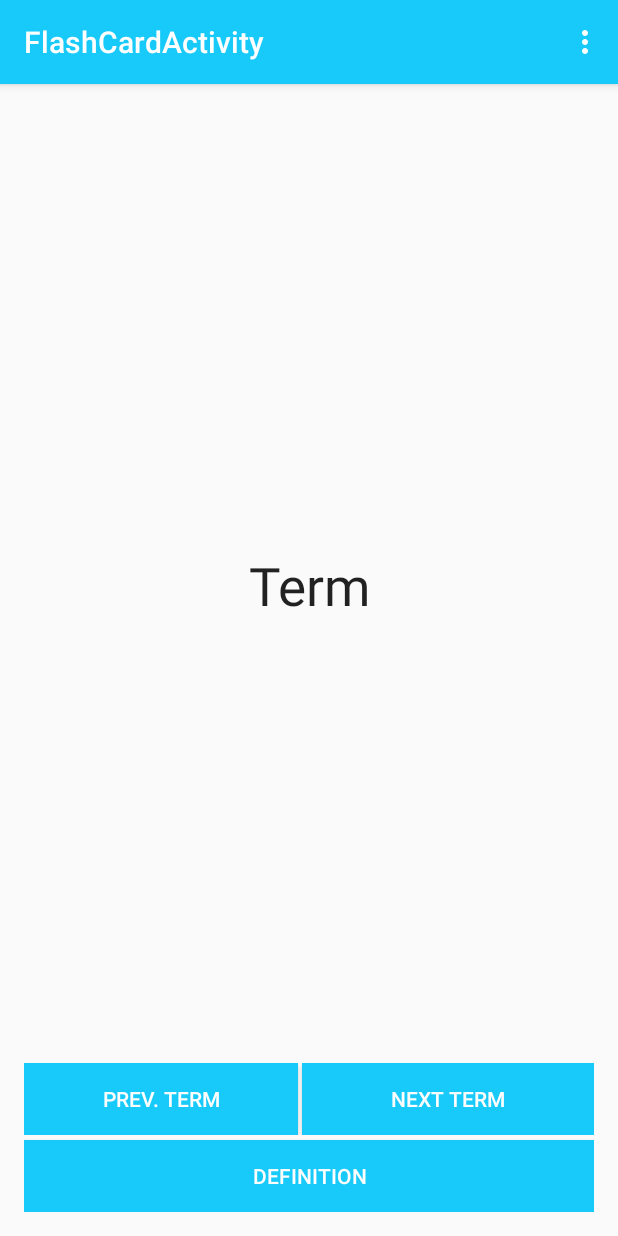
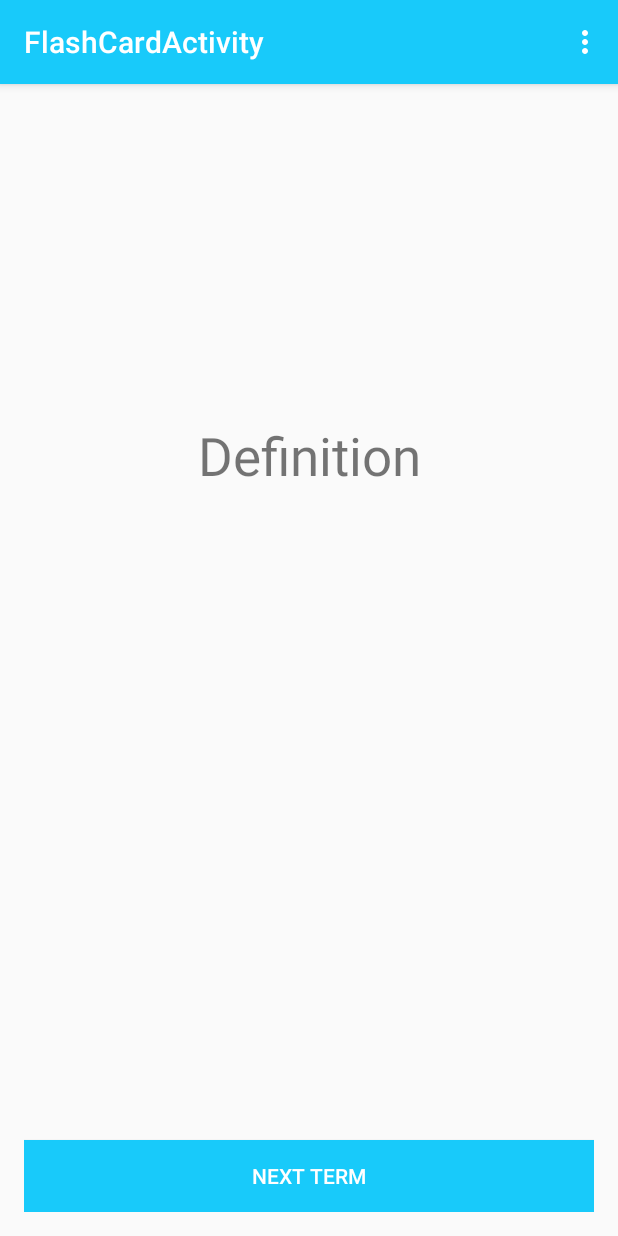
Before and after one commit to apache78/Flash-Study, an Android app: the fragment TermFragment placed in its activity, in the options menu, after a tap on "Settings", on a phone screen of 412 x 824 dp. Run offline under Robolectric (Android 15) with nearby library versions, the light colour scheme and no system bars; 8 statements that could not run were skipped.

Commit message:
definition added

```diff
--- a/app/src/main/java/edu/washington/apache78/FlashStudy/activities/FlashCardActivity.java
+++ b/app/src/main/java/edu/washington/apache78/FlashStudy/activities/FlashCardActivity.java
@@ -1,15 +1,17 @@
 package edu.washington.apache78.FlashStudy.activities;
 
+import android.net.Uri;
 import android.os.Bundle;
 import android.support.v7.app.ActionBarActivity;
 import android.view.Menu;
 import android.view.MenuItem;
 
 import edu.washington.apache78.FlashStudy.R;
+import edu.washington.apache78.FlashStudy.fragments.DefinitionFragment;
 import edu.washington.apache78.FlashStudy.fragments.FlashCardActivityFragment;
 
 
-public class FlashCardActivity extends ActionBarActivity {
+public class FlashCardActivity extends ActionBarActivity implements DefinitionFragment.OnFragmentInteractionListener{
 
 
     @Override
@@ -62,4 +64,9 @@ public class FlashCardActivity extends ActionBarActivity {
 
         return super.onOptionsItemSelected(item);
     }
+
+    @Override
+    public void onFragmentInteraction(Uri uri) {
+
+    }
 }
--- a/app/src/main/java/edu/washington/apache78/FlashStudy/activities/MainActivity.java
+++ b/app/src/main/java/edu/washington/apache78/FlashStudy/activities/MainActivity.java
@@ -31,7 +31,6 @@ public class MainActivity extends ActionBarActivity {
         Terms = new String[FlashCards.size()];
         for(int i = 0; i<FlashCards.size();i++){
             Terms[i] = FlashCards.get(i).title;
-
         }
 
 
--- a/app/src/main/java/edu/washington/apache78/FlashStudy/fragments/DefinitionFragment.java
+++ b/app/src/main/java/edu/washington/apache78/FlashStudy/fragments/DefinitionFragment.java
@@ -7,8 +7,12 @@ import android.app.Fragment;
 import android.view.LayoutInflater;
 import android.view.View;
 import android.view.ViewGroup;
+import android.widget.TextView;
 
 import edu.washington.apache78.FlashStudy.R;
+import edu.washington.apache78.FlashStudy.includes.NoteProgress;
+import edu.washington.apache78.FlashStudy.includes.NotesManager;
+import edu.washington.apache78.FlashStudy.models.Note;
 
 
 /**
@@ -28,6 +32,8 @@ public class DefinitionFragment extends Fragment {
     // TODO: Rename and change types of parameters
     private String mParam1;
     private String mParam2;
+
+    TextView definitionText;
 
     private OnFragmentInteractionListener mListener;
 
@@ -65,8 +71,18 @@ public class DefinitionFragment extends Fragment {
     @Override
     public View onCreateView(LayoutInflater inflater, ViewGroup container,
                              Bundle savedInstanceState) {
+
+        View v = inflater.inflate(R.layout.fragment_definition, container, false);
+
+
+        NoteProgress progress = (NoteProgress) getArguments().getSerializable("progress");
+
+        definitionText = (TextView) v.findViewById(R.id.definitionText);
+
+        definitionText.setText(progress.getCurrentCard().definition);
+
         // Inflate the layout for this fragment
-        return inflater.inflate(R.layout.fragment_definition, container, false);
+        return v;
     }
 
     // TODO: Rename method, update argument and hook method into UI event
--- a/app/src/main/java/edu/washington/apache78/FlashStudy/fragments/FlashCardActivityFragment.java
+++ b/app/src/main/java/edu/washington/apache78/FlashStudy/fragments/FlashCardActivityFragment.java
@@ -19,8 +19,7 @@ import edu.washington.apache78.FlashStudy.models.Note;
  */
 public class FlashCardActivityFragment extends Fragment {
 
-	public FlashCardActivityFragment() {
-	}
+
 
 	@Override
 	public View onCreateView(LayoutInflater inflater, ViewGroup container,
--- a/app/src/main/java/edu/washington/apache78/FlashStudy/fragments/TermFragment.java
+++ b/app/src/main/java/edu/washington/apache78/FlashStudy/fragments/TermFragment.java
@@ -2,20 +2,30 @@ package edu.washington.apache78.FlashStudy.fragments;
 
 import android.app.Fragment;
 import android.os.Bundle;
+import android.util.Log;
 import android.view.LayoutInflater;
 import android.view.View;
 import android.view.ViewGroup;
+import android.widget.Button;
 import android.widget.TextView;
 
 import edu.washington.apache78.FlashStudy.R;
 import edu.washington.apache78.FlashStudy.includes.NoteProgress;
+import edu.washington.apache78.FlashStudy.includes.NotesManager;
+import edu.washington.apache78.FlashStudy.models.Note;
 
 
 public class TermFragment extends Fragment {
 	boolean last;
+
+	Button prev;
+	Button next;
+	Button definition;
+
 	public TermFragment() {
 		// Required empty public constructor
 	}
+
 
 	@Override
 	public View onCreateView(LayoutInflater inflater, ViewGroup container,
@@ -23,6 +33,47 @@ public class TermFragment extends Fragment {
 		// Inflate the layout for this fragment
 		View v = inflater.inflate(R.layout.fragment_term, container, false);
 		last = false;
+
+		prev = (Button) v.findViewById(R.id.btnPrev);
+		next = (Button) v.findViewById(R.id.btnNext);
+		definition = (Button) v.findViewById(R.id.btnDefintion);
+
+		prev.setOnClickListener(new View.OnClickListener() {
+			@Override
+			public void onClick(View v) {
+					Log.i("===","PREVIOUS");
+			}
+		});
+
+		next.setOnClickListener(new View.OnClickListener() {
+			@Override
+			public void onClick(View v) {
+				Log.i("===","Next");
+			}
+		});
+
+		definition.setOnClickListener(new View.OnClickListener() {
+
+
+
+			@Override
+			public void onClick(View v) {
+
+				Log.i("===", "definition");
+				NotesManager nm = NotesManager.getInstance();
+				Note a = nm.getNotes().get(0);
+				NoteProgress progress = new NoteProgress(nm.getNotes().get(0));
+
+				Bundle bundle = new Bundle();
+				bundle.putSerializable("progress", progress);
+
+				DefinitionFragment definitionFragment = new DefinitionFragment();
+				definitionFragment.setArguments(bundle);
+
+
+				TermFragment.this.getActivity().getFragmentManager().beginTransaction().replace(R.id.fragment_container, definitionFragment).commit();
+			}
+		});
 
 		if(last){
 			v.findViewById(R.id.btnDefNextTerm).setVisibility(View.GONE);
```
Also changed, not shown: app/src/main/res/drawable/quiz.png (added), 1 other file.
